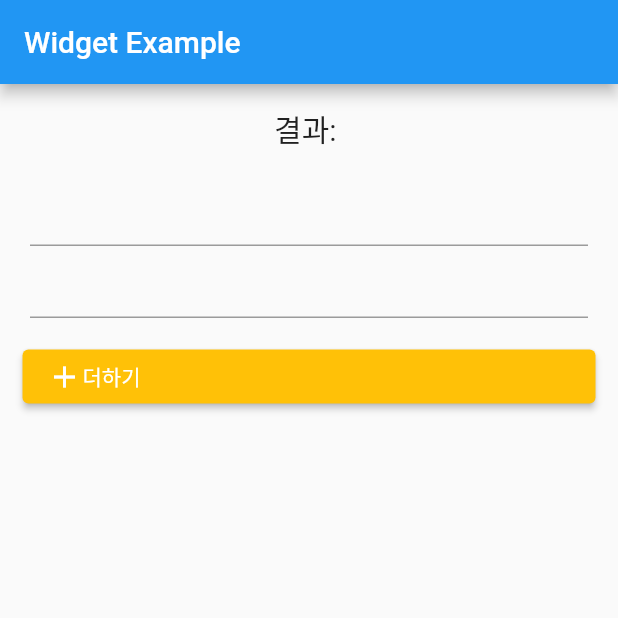
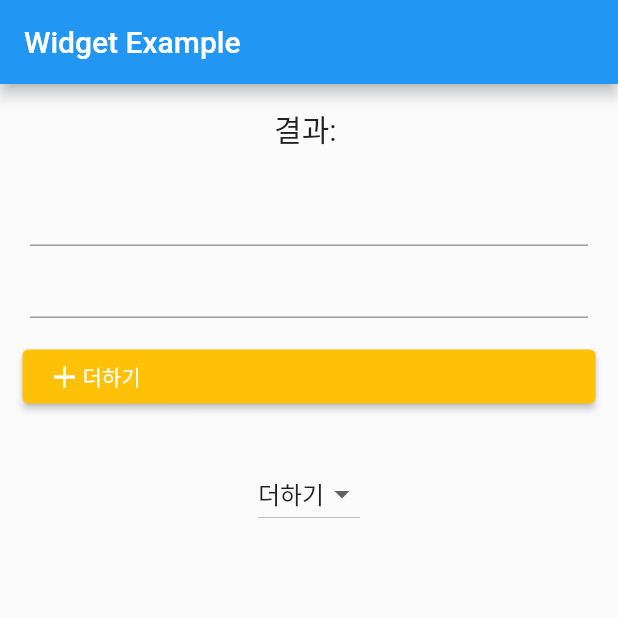
Before and after one commit to Ghayoung/Flutter_study, a Flutter app: the WidgetApp screen opened directly, after a tap on "더하기", on a phone screen of 412 x 824 dp, the top half of it. Run offline on Flutter 3.47's test engine with Material 2 defaults, Android fonts, the phone set to English and light mode, and no system bars.

Commit message:
20230108 study

```diff
--- a/lib/main_calculator.dart
+++ b/lib/main_calculator.dart
@@ -23,6 +23,9 @@ class _WidgetExampleState extends State<WidgetApp> {
   String sum = '';
   TextEditingController value1 = TextEditingController();
   TextEditingController value2 = TextEditingController();
+  List _buttonList = ['더하기', '빼기', '곱하기', '나누기'];
+  List<DropdownMenuItem<String>> _dropDownMenuItems = new List.empty(growable: true);
+  String? _buttonText;
 
   @override
   Widget build(BuildContext context) {
@@ -55,17 +58,36 @@ class _WidgetExampleState extends State<WidgetApp> {
                   style: ButtonStyle(backgroundColor: MaterialStateProperty.all(Colors.amber)),
                   onPressed: () {
                     setState(() {
-                      int result = int.parse(value1.value.text) + int.parse(value2.value.text);
+                      var value1Int = double.parse(value1.value.text);
+                      var value2Int = double.parse(value2.value.text);
+                      var result;
+                      if (_buttonText == '더하기') {
+                        result = value1Int + value2Int;
+                      } else if (_buttonText == '빼기') {
+                        result = value1Int - value2Int;
+                      } else if (_buttonText == '곱하기') {
+                        result = value1Int * value2Int;
+                      } else {
+                        result = value1Int / value2Int;
+                      }
                       sum = '$result';
                     });
                   },
                   child: Row(
                     children: <Widget>[
                       Icon(Icons.add),
-                      Text('더하기')
+                      Text(_buttonText!)
                     ],
                   )
                 ),
+              ),
+              Padding(
+                padding: EdgeInsets.all(15),
+                child: DropdownButton(items: _dropDownMenuItems, onChanged: (String? value) {
+                  setState(() {
+                    _buttonText = value;
+                  });
+                }, value: _buttonText,),
               )
             ],
           ),
@@ -73,4 +95,13 @@ class _WidgetExampleState extends State<WidgetApp> {
       )
     );
   }
+
+  @override
+  void initState() {
+    super.initState();
+    for(var item in _buttonList) {
+      _dropDownMenuItems.add(DropdownMenuItem(value: item, child: Text(item)));
+    }
+    _buttonText = _dropDownMenuItems[0].value;
+  }
 }
```
